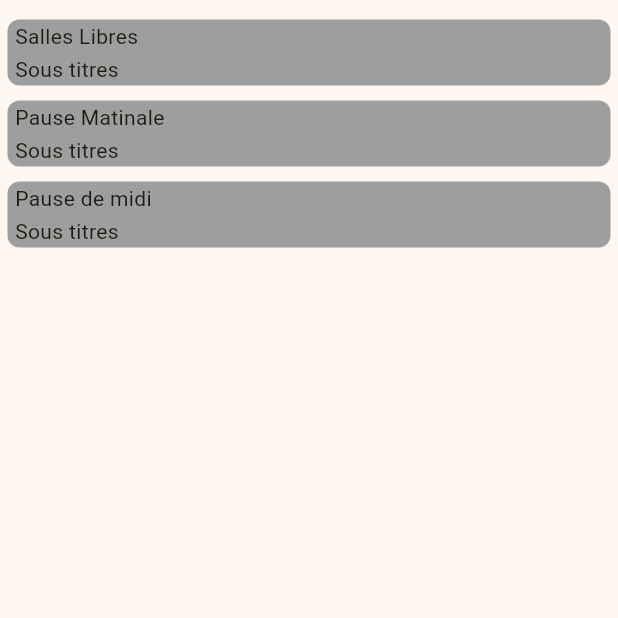
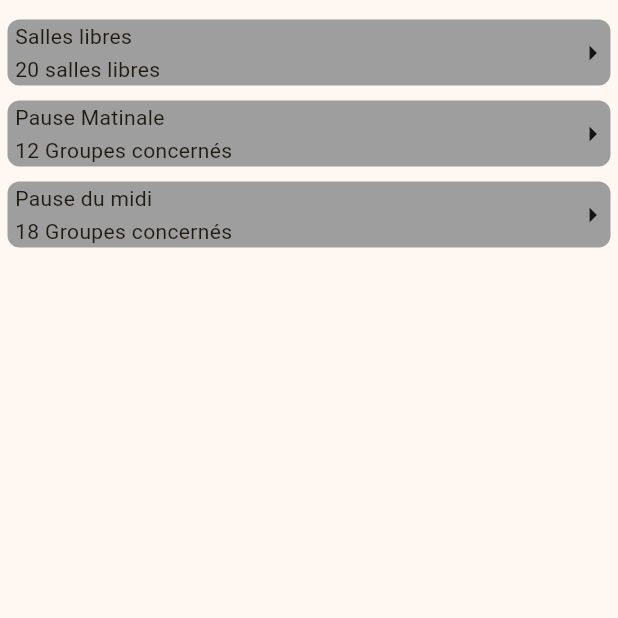
Before and after one commit to max16150/calendrier-super-swag, a Flutter app: the Informations screen opened directly, on a phone screen of 412 x 824 dp, the top half of it. Run offline on Flutter 3.47's test engine with Material 3 defaults, Android fonts, the phone set to English and light mode, and no system bars; our stand-ins replace dio, equatable, firebase_core, firebase_crashlytics, gap, package_info_plus and 3 more; accounts and stored records are empty.

Commit message:
Creation of the class Titled Button

```diff
--- a/lib/views/informations/informations.dart
+++ b/lib/views/informations/informations.dart
@@ -1,4 +1,5 @@
 import 'package:flutter/material.dart';
+import 'package:flutter/widgets.dart';
 
 class Informations extends StatefulWidget {
   const Informations({super.key});
@@ -11,95 +12,103 @@ class _Informations extends State<Informations> {
   @override
   Widget build(BuildContext context) {
     return Scaffold(
-      body: Column(children: [
+      body: Column(
+        children: [
           const SizedBox(
             height: 8,
           ),
-        Row(children: [
-          Expanded(
-              child: Padding(
-                  padding:
-                      const EdgeInsets.symmetric(horizontal: 5, vertical: 5),
-                  child: Material(
+          Padding(
+            padding: const EdgeInsets.symmetric(horizontal: 5, vertical: 5),
+            child: TitledButton(
+              title: "Salles libres",
+              subtitle: "20 salles libres",
+              onTap: () {},
+            ),
+          ),
+          Padding(
+            padding: const EdgeInsets.symmetric(horizontal: 5, vertical: 5),
+            child: TitledButton(
+              title: "Pause Matinale",
+              subtitle: "12 Groupes concernés",
+              onTap: () {},
+            ),
+          ),
+          Padding(
+            padding: const EdgeInsets.symmetric(horizontal: 5, vertical: 5),
+            child: TitledButton(
+              title: "Pause du midi",
+              subtitle: "18 Groupes concernés",
+              onTap: () {},
+            ),
+          ),
+          /*ListView(
+            children: const <Widget>[
+              ListTile(
+                leading: CircleAvatar(child: Text('A')),
+                title: Text('Headline'),
+                subtitle: Text('Supporting text'),
+              ),
+              ListTile(
+                leading: CircleAvatar(child: Text('B')),
+                title: Text('Headline'),
+                subtitle: Text(
+                    'Longer supporting text to demonstrate how the text wraps and how the leading and trailing widgets are centered vertically with the text.'),
+              ),
+              ListTile(
+                leading: CircleAvatar(child: Text('C')),
+                title: Text('Headline'),
+                subtitle: Text(
+                    "Longer supporting text to demonstrate how the text wraps and how setting 'ListTile.isThreeLine = true' aligns leading and trailing widgets to the top vertically with the text."),
+              ),
+            ],
+          ),*/
+        ],
+      ),
+    );
+  }
+}
+
+class TitledButton extends StatelessWidget {
+  const TitledButton({
+    super.key,
+    required this.title,
+    required this.subtitle,
+    this.onTap,
+  });
+
+  final String title;
+  final String subtitle;
+  final void Function()? onTap;
+
+  @override
+  Widget build(BuildContext context) {
+    return Material(
       borderRadius: const BorderRadius.all(Radius.circular(8.0)),
       color: Colors.grey,
       child: InkWell(
-                        onTap: () {},
-                        child: const Column(
+        onTap: onTap,
+        child: Row(
+          children: [
+            Expanded(
+              child: Column(
                   crossAxisAlignment: CrossAxisAlignment.start,
                   children: [
                     Padding(
-                                padding: EdgeInsets.symmetric(
+                      padding: const EdgeInsets.symmetric(
                           horizontal: 5, vertical: 1),
-                                child: Text('Salles Libres'),
+                      child: Text(title),
                     ),
                     Padding(
-                                padding: EdgeInsets.symmetric(
+                      padding: const EdgeInsets.symmetric(
                           horizontal: 5, vertical: 1),
-                                child: Text('Sous titres'),
-                              ),
-                            ])),
-                  )))
-        ]),
-        Row(children: [
-          Expanded(
-              child: Padding(
-                  padding:
-                      const EdgeInsets.symmetric(horizontal: 5, vertical: 5),
-                  child: Material(
-                    borderRadius: const BorderRadius.all(Radius.circular(8.0)),
-                    color: Colors.grey,
-                    child: InkWell(
-                        onTap: () {},
-                        child: const Row(children: [
-                          Column(
-                              crossAxisAlignment: CrossAxisAlignment.start,
-                              children: [
-                                Padding(
-                                  padding: EdgeInsets.symmetric(
-                                      horizontal: 5, vertical: 1),
-                                  child: Text('Pause Matinale'),
-                                ),
-                                Padding(
-                                  padding: EdgeInsets.symmetric(
-                                      horizontal: 5, vertical: 1),
-                                  child: Text('Sous titres'),
+                      child: Text(subtitle),
                     ),
                   ]),
-                          Column(
-                            crossAxisAlignment: CrossAxisAlignment.end
-                            //Ajout icone ?
-                          )
-                        ])),
-                  )))
-        ]),
-        Row(children: [
-          Expanded(
-              child: Padding(
-                  padding:
-                      const EdgeInsets.symmetric(horizontal: 5, vertical: 5),
-                  child: Material(
-                    borderRadius: const BorderRadius.all(Radius.circular(8.0)),
-                    color: Colors.grey,
-                    child: InkWell(
-                        onTap: () {},
-                        child: const Column(
-                            crossAxisAlignment: CrossAxisAlignment.start,
-                            children: [
-                              Padding(
-                                padding: EdgeInsets.symmetric(
-                                    horizontal: 5, vertical: 1),
-                                child: Text('Pause de midi'),
             ),
-                              Padding(
-                                padding: EdgeInsets.symmetric(
-                                    horizontal: 5, vertical: 1),
-                                child: Text('Sous titres'),
+            const Icon(Icons.arrow_right_outlined)
+          ],
         ),
-                            ])),
-                  )))
-        ]),
-      ]),
+      ),
     );
   }
 }
```
Lines whose indentation alone changed are shown as unchanged.
